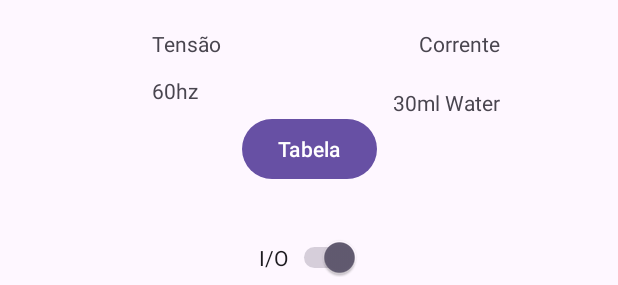
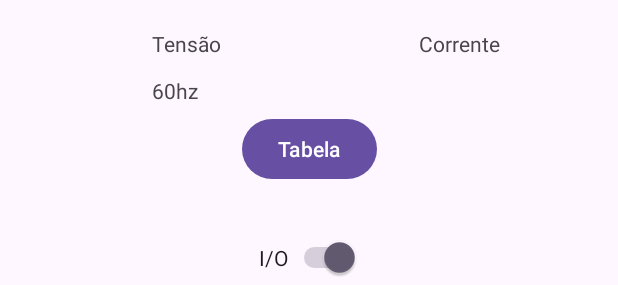
Before and after one commit to TerrometroPIBIC/TerrometroIOT, an Android app: the layout activity_main.xml on its own in the app's theme, with its tools: preview values and no code run, on a phone screen of 412 x 824 dp. Shown: the part 265-550 px from the top of the screen. Run offline under Robolectric (Android 15) with nearby library versions, the phone set to English and light mode, and no system bars; plain views replace LineChart.

```diff
--- a/app/src/main/res/layout/activity_main.xml
+++ b/app/src/main/res/layout/activity_main.xml
@@ -65,16 +65,6 @@
         app:layout_constraintStart_toStartOf="parent"
         app:layout_constraintTop_toTopOf="parent" />
 
-    <TextView
-        android:id="@+id/textView"
-        android:layout_width="wrap_content"
-        android:layout_height="wrap_content"
-        android:layout_marginTop="20dp"
-        android:text="30ml Water"
-        app:layout_constraintEnd_toEndOf="parent"
-        app:layout_constraintHorizontal_bias="0.769"
-        app:layout_constraintStart_toStartOf="parent"
-        app:layout_constraintTop_toBottomOf="@+id/correnteText" />
 
     <TextView
         android:id="@+id/textView2"
```
Also changed, not shown: app/src/main/java/com/example/terrometro/MainActivity.java (+3 -16 lines), 1 other file.
